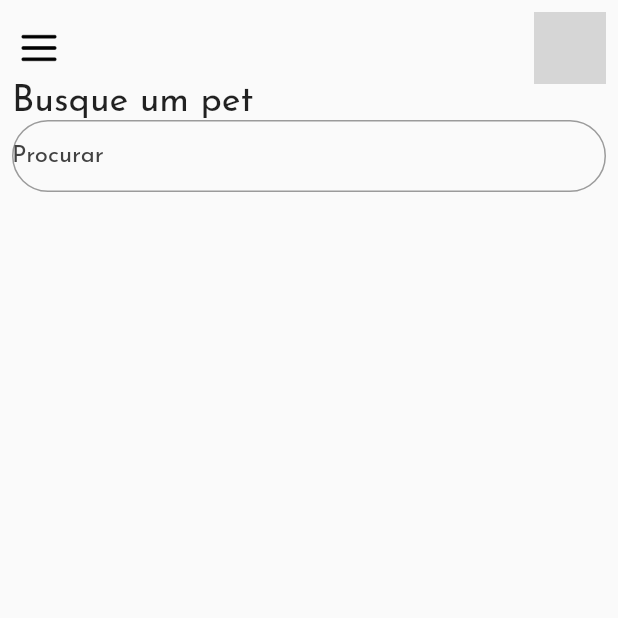
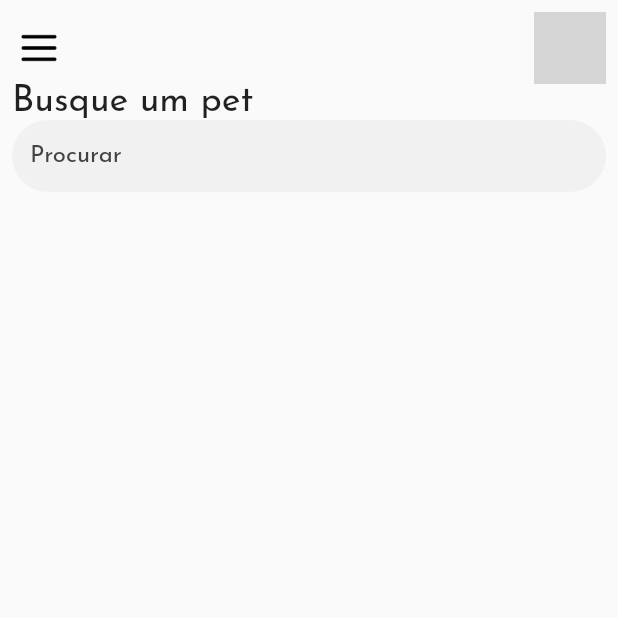
Before and after one commit to renankanu/app_kapets, a Flutter app: the screen it shows after launch, on a phone screen of 412 x 824 dp, the top half of it. Run offline on Flutter 3.47's test engine with Material 2 defaults, Android fonts, the phone set to English and light mode, and no system bars; our stand-ins replace flutter_modular, flutter_svg, google_fonts; network calls fail; grey boxes are pictures that could not be loaded.

Commit message:
Feature - create search field

```diff
--- a/lib/app/modules/home/home_page.dart
+++ b/lib/app/modules/home/home_page.dart
@@ -1,3 +1,4 @@
+import 'package:app_kapets/utils/custom_colors.dart';
 import 'package:flutter/material.dart';
 
 class HomePage extends StatefulWidget {
@@ -40,15 +41,17 @@ class _HomePageState extends State<HomePage> {
               ),
               TextField(
                 decoration: InputDecoration(
-                    contentPadding: EdgeInsets.all(0),
+                    contentPadding: EdgeInsets.symmetric(horizontal: 12),
                     border: OutlineInputBorder(
                       borderRadius: const BorderRadius.all(
                         const Radius.circular(30.0),
                       ),
+                      borderSide: BorderSide.none,
                     ),
                     hintStyle: TextStyle(color: Colors.grey[800]),
                     hintText: "Procurar",
-                    fillColor: Colors.white70),
+                    filled: true,
+                    fillColor: CustomColors.wildSand),
               )
             ],
           ),
--- a/lib/utils/custom_colors.dart
+++ b/lib/utils/custom_colors.dart
@@ -3,5 +3,5 @@ import 'package:flutter/material.dart';
 class CustomColors {
   static final revolver = Color(0xFF33193F);
   static final rajah = Color(0xFFF5BA63);
-  static final wildSand = Color(0xFFF6F6F6);
+  static final wildSand = Color(0xFFF1F1F1);
 }
```
